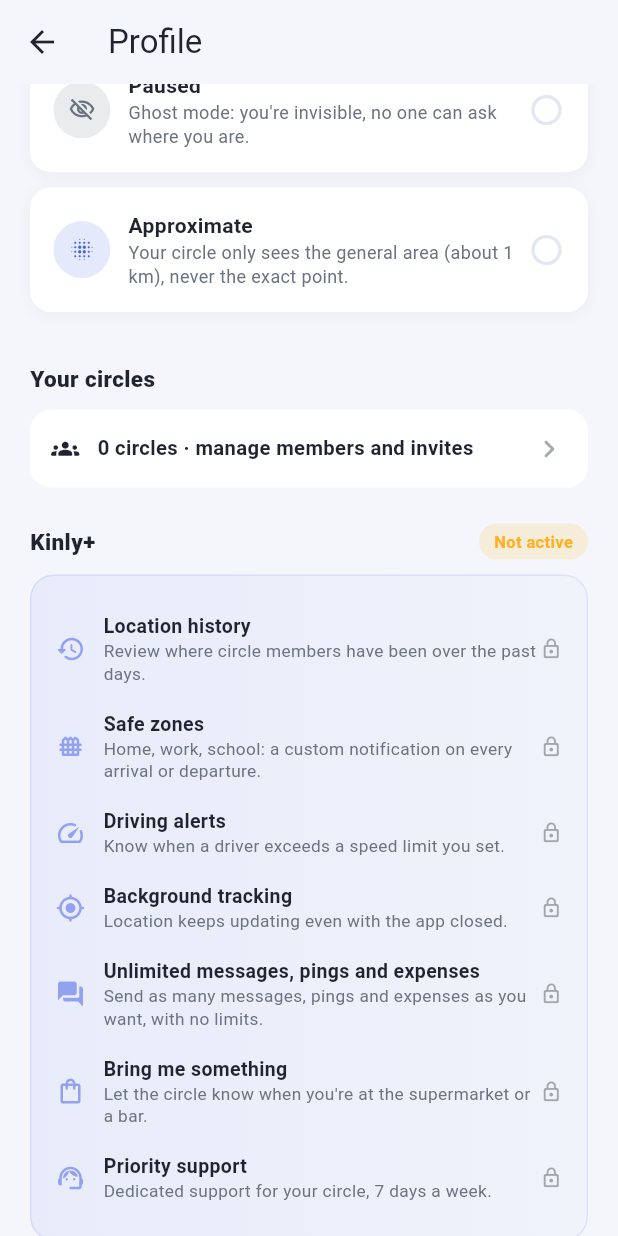
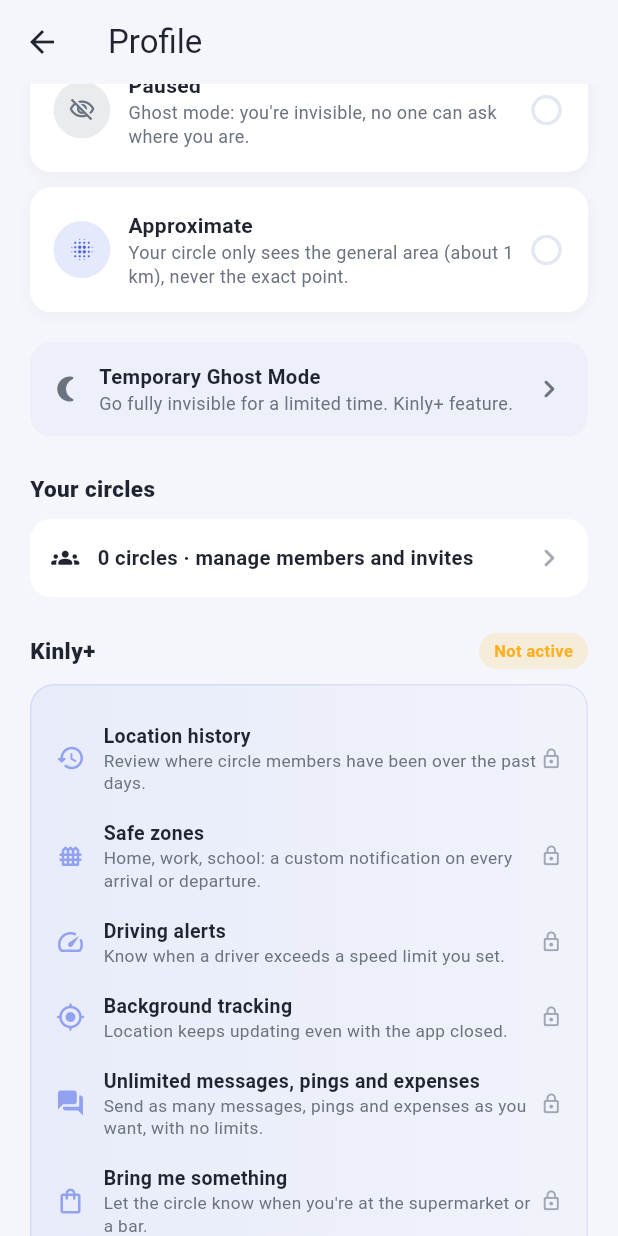
Before and after one commit to Taaawhiri/Kinly, a Flutter app: the ProfileScreen screen opened directly, scrolled down 576 dp, on a phone screen of 412 x 824 dp. Run offline on Flutter 3.47's test engine with Material 3 defaults, Android fonts, the phone set to English and light mode, and no system bars; our stand-ins replace app_links, battery_plus, firebase_core, firebase_crashlytics, firebase_messaging, flutter_compass and 10 more; missing offline and left inert: dart:js_interop, maplibre_gl; accounts and stored records are empty; network calls fail.

Commit message:
Ghost Mode temporaneo (2 ore) esclusivo Kinly+
Nuovo pulsante in Profilo per nascondersi del tutto per 2 ore senza
cambiare la modalità di condivisione: alla scadenza torna tutto
visibile da solo, senza bisogno di "ripristinare" nulla a mano.
L'invisibilità è applicata lato server (is_within_ghost_schedule),
non solo in UI, quindi vale anche se l'app viene chiusa prima della
scadenza. Gratuiti solo la modalità sfumata e le altre 4 modalità
esistenti; questa è dietro Kinly+.

Richiede eseguire il delta di supabase/schema.sql sul database (nuova
colonna profiles.ghost_until + aggiornamento is_within_ghost_schedule).

```diff
--- a/lib/l10n/app_en.arb
+++ b/lib/l10n/app_en.arb
@@ -622,6 +622,14 @@
   "sharingModePausedDesc": "Ghost mode: you're invisible, no one can ask where you are.",
   "sharingModeFuzzyDesc": "Your circle only sees the general area (about 1 km), never the exact point.",
 
+  "ghostModeTitle": "Temporary Ghost Mode",
+  "ghostModeDesc": "Go fully invisible for 2 hours, then become visible again on your own.",
+  "ghostModePlusTeaser": "Go fully invisible for a limited time. Kinly+ feature.",
+  "ghostModeActiveTitle": "Ghost Mode active",
+  "ghostModeActiveUntil": "You'll be visible again at {time}",
+  "ghostModeActivate": "Activate",
+  "ghostModeEndNow": "End now",
+
   "helpReqReasonFlatTire": "Flat tire",
   "helpReqReasonAccident": "Accident",
   "helpReqReasonFollowed": "I feel followed",
--- a/lib/l10n/app_it.arb
+++ b/lib/l10n/app_it.arb
@@ -698,6 +698,15 @@
   "sharingModePausedDesc": "Modalità fantasma: sei invisibile, nessuno può chiedere dove sei.",
   "sharingModeFuzzyDesc": "La tua cerchia vede solo la zona (circa 1 km), mai il punto esatto.",
 
+  "ghostModeTitle": "Ghost Mode temporaneo",
+  "ghostModeDesc": "Nasconditi del tutto per 2 ore, poi torni visibile da solo.",
+  "ghostModePlusTeaser": "Nasconditi del tutto per un tempo limitato. Funzione Kinly+.",
+  "ghostModeActiveTitle": "Ghost Mode attivo",
+  "ghostModeActiveUntil": "Torni visibile alle {time}",
+  "@ghostModeActiveUntil": {"placeholders": {"time": {"type": "String"}}},
+  "ghostModeActivate": "Attiva",
+  "ghostModeEndNow": "Termina ora",
+
   "helpReqReasonFlatTire": "Gomma bucata",
   "helpReqReasonAccident": "Incidente",
   "helpReqReasonFollowed": "Mi sento seguito/a",
--- a/lib/l10n/app_localizations.dart
+++ b/lib/l10n/app_localizations.dart
@@ -3590,6 +3590,48 @@ abstract class AppLocalizations {
   /// **'La tua cerchia vede solo la zona (circa 1 km), mai il punto esatto.'**
   String get sharingModeFuzzyDesc;
 
+  /// No description provided for @ghostModeTitle.
+  ///
+  /// In it, this message translates to:
+  /// **'Ghost Mode temporaneo'**
+  String get ghostModeTitle;
+
+  /// No description provided for @ghostModeDesc.
+  ///
+  /// In it, this message translates to:
+  /// **'Nasconditi del tutto per 2 ore, poi torni visibile da solo.'**
+  String get ghostModeDesc;
+
+  /// No description provided for @ghostModePlusTeaser.
+  ///
+  /// In it, this message translates to:
+  /// **'Nasconditi del tutto per un tempo limitato. Funzione Kinly+.'**
+  String get ghostModePlusTeaser;
+
+  /// No description provided for @ghostModeActiveTitle.
+  ///
+  /// In it, this message translates to:
+  /// **'Ghost Mode attivo'**
+  String get ghostModeActiveTitle;
+
+  /// No description provided for @ghostModeActiveUntil.
+  ///
+  /// In it, this message translates to:
+  /// **'Torni visibile alle {time}'**
+  String ghostModeActiveUntil(String time);
+
+  /// No description provided for @ghostModeActivate.
+  ///
+  /// In it, this message translates to:
+  /// **'Attiva'**
+  String get ghostModeActivate;
+
+  /// No description provided for @ghostModeEndNow.
+  ///
+  /// In it, this message translates to:
+  /// **'Termina ora'**
+  String get ghostModeEndNow;
+
   /// No description provided for @helpReqReasonFlatTire.
   ///
   /// In it, this message translates to:
--- a/lib/l10n/app_localizations_en.dart
+++ b/lib/l10n/app_localizations_en.dart
@@ -2068,6 +2068,31 @@ class AppLocalizationsEn extends AppLocalizations {
       'Your circle only sees the general area (about 1 km), never the exact point.';
 
   @override
+  String get ghostModeTitle => 'Temporary Ghost Mode';
+
+  @override
+  String get ghostModeDesc =>
+      'Go fully invisible for 2 hours, then become visible again on your own.';
+
+  @override
+  String get ghostModePlusTeaser =>
+      'Go fully invisible for a limited time. Kinly+ feature.';
+
+  @override
+  String get ghostModeActiveTitle => 'Ghost Mode active';
+
+  @override
+  String ghostModeActiveUntil(String time) {
+    return 'You\'ll be visible again at $time';
+  }
+
+  @override
+  String get ghostModeActivate => 'Activate';
+
+  @override
+  String get ghostModeEndNow => 'End now';
+
+  @override
   String get helpReqReasonFlatTire => 'Flat tire';
 
   @override
--- a/lib/l10n/app_localizations_it.dart
+++ b/lib/l10n/app_localizations_it.dart
@@ -2072,6 +2072,31 @@ class AppLocalizationsIt extends AppLocalizations {
       'La tua cerchia vede solo la zona (circa 1 km), mai il punto esatto.';
 
   @override
+  String get ghostModeTitle => 'Ghost Mode temporaneo';
+
+  @override
+  String get ghostModeDesc =>
+      'Nasconditi del tutto per 2 ore, poi torni visibile da solo.';
+
+  @override
+  String get ghostModePlusTeaser =>
+      'Nasconditi del tutto per un tempo limitato. Funzione Kinly+.';
+
+  @override
+  String get ghostModeActiveTitle => 'Ghost Mode attivo';
+
+  @override
+  String ghostModeActiveUntil(String time) {
+    return 'Torni visibile alle $time';
+  }
+
+  @override
+  String get ghostModeActivate => 'Attiva';
+
+  @override
+  String get ghostModeEndNow => 'Termina ora';
+
+  @override
   String get helpReqReasonFlatTire => 'Gomma bucata';
 
   @override
--- a/lib/screens/profile/profile_screen.dart
+++ b/lib/screens/profile/profile_screen.dart
@@ -165,6 +165,8 @@ class ProfileScreen extends StatelessWidget {
               const SizedBox(height: 10),
               for (final mode in SharingMode.values)
                 _ModeCard(mode: mode, selected: state.myMode == mode, onTap: () => state.setMyMode(mode)),
+              const SizedBox(height: 10),
+              const _GhostModeCard(),
               const SizedBox(height: 24),
               _Header(l10n.profileYourCirclesHeader),
               const SizedBox(height: 10),
@@ -495,6 +497,87 @@ class _ModeCard extends StatelessWidget {
   }
 }
 
+/// Nascondimento manuale a tempo (Kinly+): a differenza delle 4 modalità
+/// sopra, non cambia sharing_mode — è un override temporaneo che il server
+/// rispetta comunque (vedi is_within_ghost_schedule in schema.sql), quindi
+/// funziona anche se l'app viene chiusa prima che scada da solo.
+class _GhostModeCard extends StatelessWidget {
+  const _GhostModeCard();
+
+  static const _duration = Duration(hours: 2);
+
+  String _formatTime(DateTime dt) => '${dt.hour.toString().padLeft(2, '0')}:${dt.minute.toString().padLeft(2, '0')}';
+
+  @override
+  Widget build(BuildContext context) {
+    final l10n = AppLocalizations.of(context)!;
+    final state = AppState.instance;
+
+    if (!state.isPremium) {
+      return GestureDetector(
+        onTap: () => Navigator.of(context).push(MaterialPageRoute(builder: (_) => const PaywallScreen())),
+        child: Container(
+          padding: const EdgeInsets.all(14),
+          decoration: BoxDecoration(color: AppTheme.surfaceAlt, borderRadius: BorderRadius.circular(14)),
+          child: Row(
+            children: [
+              Icon(Icons.nightlight_round, color: AppTheme.textSecondary, size: 20),
+              const SizedBox(width: 12),
+              Expanded(
+                child: Column(
+                  crossAxisAlignment: CrossAxisAlignment.start,
+                  children: [
+                    Text(l10n.ghostModeTitle, style: TextStyle(fontWeight: FontWeight.w700, fontSize: 13.5, color: AppTheme.textPrimary)),
+                    Text(l10n.ghostModePlusTeaser, style: TextStyle(color: AppTheme.textSecondary, fontSize: 12, height: 1.3)),
+                  ],
+                ),
+              ),
+              Icon(Icons.chevron_right_rounded, color: AppTheme.textSecondary),
+            ],
+          ),
+        ),
+      );
+    }
+
+    final active = state.isGhostModeActive;
+    final until = state.ghostUntil;
+    return Container(
+      padding: const EdgeInsets.all(14),
+      decoration: BoxDecoration(
+        color: active ? AppTheme.textSecondary.withOpacity(0.12) : AppTheme.surfaceAlt,
+        borderRadius: BorderRadius.circular(14),
+        border: Border.all(color: active ? AppTheme.textSecondary.withOpacity(0.35) : Colors.transparent, width: 1.6),
+      ),
+      child: Row(
+        children: [
+          Icon(active ? Icons.visibility_off_rounded : Icons.nightlight_round, color: AppTheme.textSecondary, size: 20),
+          const SizedBox(width: 12),
+          Expanded(
+            child: Column(
+              crossAxisAlignment: CrossAxisAlignment.start,
+              children: [
+                Text(
+                  active ? l10n.ghostModeActiveTitle : l10n.ghostModeTitle,
+                  style: TextStyle(fontWeight: FontWeight.w700, fontSize: 13.5, color: AppTheme.textPrimary),
+                ),
+                Text(
+                  active ? l10n.ghostModeActiveUntil(_formatTime(until!)) : l10n.ghostModeDesc,
+                  style: TextStyle(color: AppTheme.textSecondary, fontSize: 12, height: 1.3),
+                ),
+              ],
+            ),
+          ),
+          const SizedBox(width: 8),
+          TextButton(
+            onPressed: () => active ? state.cancelTemporaryGhostMode() : state.startTemporaryGhostMode(_duration),
+            child: Text(active ? l10n.ghostModeEndNow : l10n.ghostModeActivate),
+          ),
+        ],
+      ),
+    );
+  }
+}
+
 class _NavCard extends StatelessWidget {
   const _NavCard({required this.icon, required this.label, required this.onTap, this.destructive = false});
   final IconData icon;
--- a/lib/services/kinly_repository.dart
+++ b/lib/services/kinly_repository.dart
@@ -162,6 +162,11 @@ class KinlyRepository {
       'auto_ghost_start': startUtc,
       'auto_ghost_end': endUtc,
     }).eq('id', _myId);
+  }
+
+  /// Ghost Mode temporaneo (Kinly+): null per tornare visibile subito.
+  Future<void> updateGhostUntil(DateTime? until) async {
+    await supabase.from('profiles').update({'ghost_until': until?.toUtc().toIso8601String()}).eq('id', _myId);
   }
 
   // ---------------------------------------------------------------------
```
Also changed, not shown: lib/state/app_state.dart (+31 -0 lines), docs/app/assets/fonts/MaterialIcons-Regular.otf, 3 other files.
